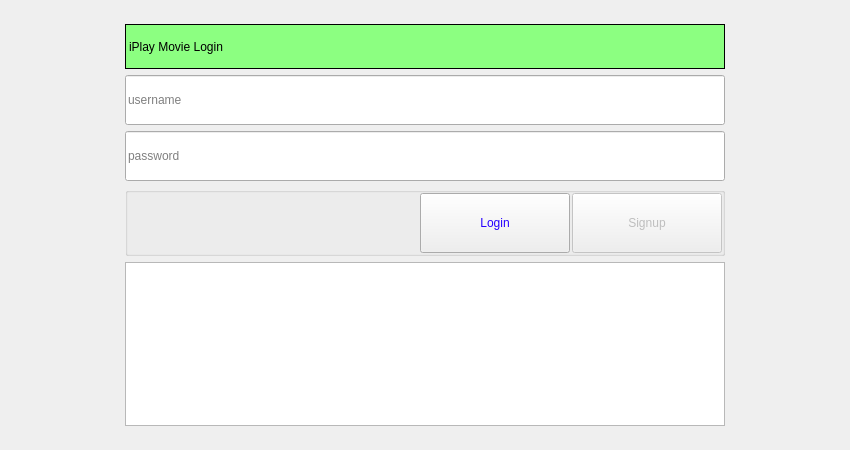
Before: the Qt Designer form src/handleloging.ui in futuregainz/iPlayMovie, drawn with Qt 5.
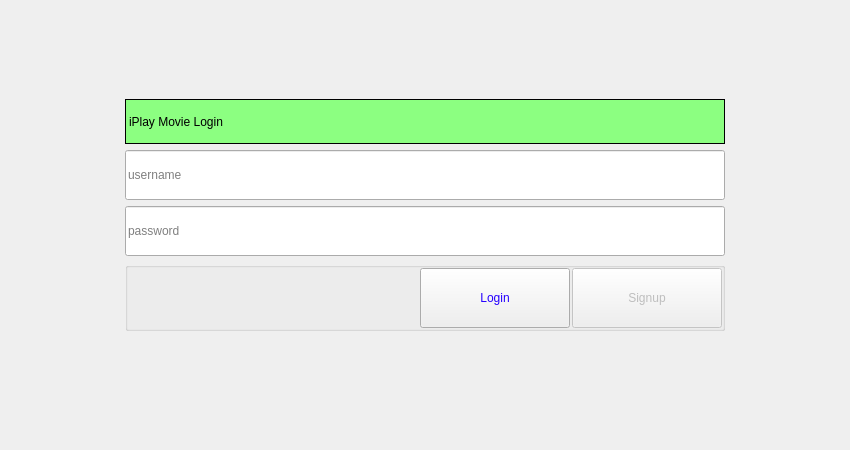
After: the same form once the commit is applied.

```diff
--- a/src/handleloging.ui
+++ b/src/handleloging.ui
@@ -408,34 +408,6 @@
        </property>
       </spacer>
      </item>
-     <item>
-      <widget class="QTextEdit" name="logsText">
-       <property name="enabled">
-        <bool>true</bool>
-       </property>
-       <property name="sizePolicy">
-        <sizepolicy hsizetype="Expanding" vsizetype="Expanding">
-         <horstretch>0</horstretch>
-         <verstretch>0</verstretch>
-        </sizepolicy>
-       </property>
-       <property name="minimumSize">
-        <size>
-         <width>600</width>
-         <height>0</height>
-        </size>
-       </property>
-       <property name="maximumSize">
-        <size>
-         <width>600</width>
-         <height>16777215</height>
-        </size>
-       </property>
-       <property name="readOnly">
-        <bool>true</bool>
-       </property>
-      </widget>
-     </item>
      <item>
       <spacer name="horizontalSpacer_10">
        <property name="orientation">
```
